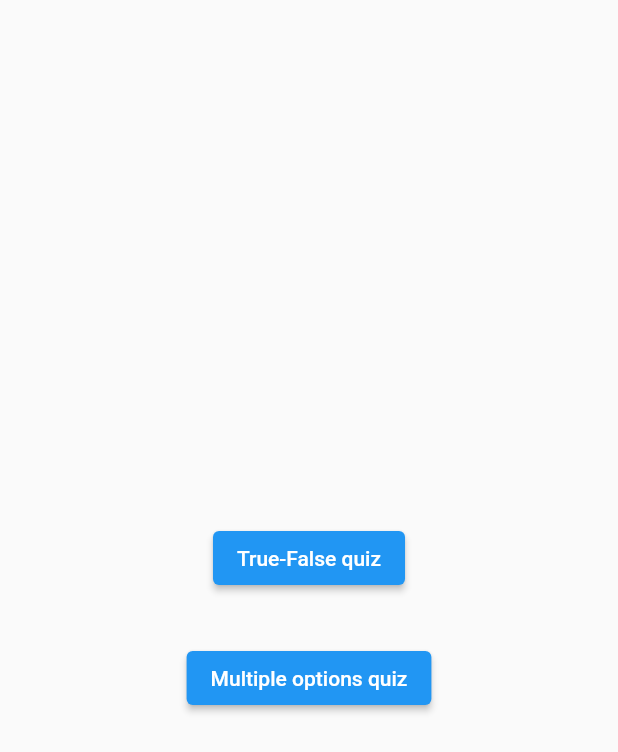
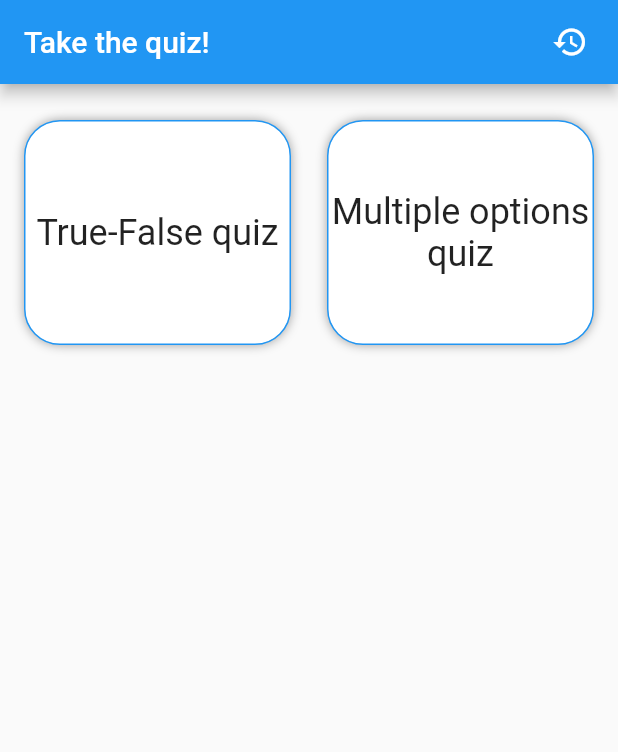
Before and after one commit to extrawest/quiz-app, a Flutter app: the screen it shows after launch, on a phone screen of 412 x 824 dp. Shown: the top 752 px of the screen. Run offline on Flutter 3.47's test engine with Material 2 defaults, Android fonts, the phone set to English and light mode, and no system bars; our stand-ins replace auto_route, dio, flutter_bloc, fpdart, freezed_annotation, retrofit; generated files the repository leaves out were written again.

Commit message:
Home Screen

```diff
--- a/lib/screens/home/home_page.dart
+++ b/lib/screens/home/home_page.dart
@@ -3,6 +3,7 @@ import 'package:flutter/material.dart';
 
 import '../../data/models/quiz_type.dart';
 import '../../router.dart';
+import 'widgets/menu_option.dart';
 
 class HomePage extends StatelessWidget {
   const HomePage({super.key});
@@ -10,27 +11,41 @@ class HomePage extends StatelessWidget {
   @override
   Widget build(BuildContext context) {
     return Scaffold(
-      body: Center(
-        child: Column(
-          mainAxisAlignment: MainAxisAlignment.center,
+      appBar: AppBar(
+        title: const Text('Take the quiz!'),
+        actions: [
+          IconButton(
+            padding: const EdgeInsets.only(right: 16),
+            icon: const Icon(Icons.history_outlined),
+            onPressed: () => {},
+          ),
+        ],
+      ),
+      body: Padding(
+        padding: const EdgeInsets.all(16).copyWith(top: 24),
+        child: Row(
           children: [
-            ElevatedButton(
+            Expanded(
+              child: MenuOption(
                 onPressed: () => context.pushRoute(
                   QuizRoute(
                     quizType: QuizType.boolean.toString(),
                   ),
                 ),
-              child: const Text('True-False quiz'),
+                title: 'True-False quiz',
               ),
-            const SizedBox(height: 32),
-            ElevatedButton(
+            ),
+            const SizedBox(width: 24),
+            Expanded(
+              child: MenuOption(
                 onPressed: () => context.pushRoute(
                   QuizRoute(
                     quizType: QuizType.multiOptions.toString(),
                   ),
                 ),
-              child: const Text('Multiple options quiz'),
-            )
+                title: 'Multiple options quiz',
+              ),
+            ),
           ],
         ),
       ),
--- /dev/null
+++ b/lib/screens/home/widgets/menu_option.dart
@@ -0,0 +1,41 @@
+import 'package:flutter/material.dart';
+import 'package:quiz_app/widgets/scaled_button.dart';
+
+class MenuOption extends StatelessWidget {
+  const MenuOption({
+    super.key,
+    required this.title,
+    required this.onPressed,
+  });
+
+  final String title;
+  final VoidCallback onPressed;
+
+  @override
+  Widget build(BuildContext context) {
+    return ScaledButton(
+      onPressed: onPressed,
+      builder: (context, _) => Container(
+        height: 150,
+        alignment: Alignment.center,
+        // padding: const EdgeInsets.all(64),
+        decoration: BoxDecoration(
+          color: Colors.white,
+          border: Border.all(color: Colors.blue),
+          borderRadius: const BorderRadius.all(Radius.circular(24)),
+          boxShadow: const [
+            BoxShadow(
+              blurRadius: 5,
+              color: Colors.grey,
+            ),
+          ],
+        ),
+        child: Text(
+          title,
+          style: const TextStyle(fontSize: 24),
+          textAlign: TextAlign.center,
+        ),
+      ),
+    );
+  }
+}
--- a/lib/screens/quiz/widget/answer.dart
+++ b/lib/screens/quiz/widget/answer.dart
@@ -1,4 +1,5 @@
 import 'package:flutter/material.dart';
+import 'package:quiz_app/widgets/scaled_button.dart';
 
 class Answer extends StatefulWidget {
   const Answer({
@@ -19,8 +20,6 @@ class Answer extends StatefulWidget {
 class _AnswerState extends State<Answer> with TickerProviderStateMixin {
   late AnimationController _animationController;
   late Animation<Offset> _animation;
-  late AnimationController _scaleController;
-  late Animation<double> _scaleAnimation;
 
   static const duration = Duration(milliseconds: 500);
 
@@ -44,57 +43,20 @@ class _AnswerState extends State<Answer> with TickerProviderStateMixin {
       (const Duration(milliseconds: 100)) * widget.index,
       () => _animationController.forward(),
     );
-
-    _scaleController = AnimationController(
-      vsync: this,
-      duration: const Duration(milliseconds: 200),
-    );
-    _scaleAnimation = Tween<double>(
-      begin: 1,
-      end: 0.8,
-    ).animate(
-      CurvedAnimation(
-        parent: _scaleController,
-        curve: Curves.easeOut,
-      ),
-    );
   }
-
-  bool isPressed = false;
 
   @override
   void dispose() {
     _animationController.dispose();
-    _scaleController.dispose();
     super.dispose();
   }
 
   @override
   Widget build(BuildContext context) {
-    return ScaleTransition(
-      scale: _scaleAnimation,
-      child: SlideTransition(
+    return ScaledButton(
+      onPressed: widget.onPressed,
+      builder: (context, isPressed) => SlideTransition(
         position: _animation,
-        child: GestureDetector(
-          onTapDown: (_) {
-            _scaleController.forward();
-            setState(() {
-              isPressed = true;
-            });
-          },
-          onTapUp: (_) {
-            _scaleController.reverse();
-            setState(() {
-              isPressed = false;
-            });
-            widget.onPressed();
-          },
-          onTapCancel: () {
-            _scaleController.reverse();
-            setState(() {
-              isPressed = false;
-            });
-          },
         child: Container(
           decoration: BoxDecoration(
             color: isPressed ? Colors.blue : Colors.white,
@@ -122,7 +84,6 @@ class _AnswerState extends State<Answer> with TickerProviderStateMixin {
           ),
         ),
       ),
-      ),
     );
   }
 }
--- /dev/null
+++ b/lib/widgets/scaled_button.dart
@@ -0,0 +1,76 @@
+import 'package:flutter/material.dart';
+
+class ScaledButton extends StatefulWidget {
+  const ScaledButton({
+    super.key,
+    required this.builder,
+    required this.onPressed,
+  });
+
+  final Widget Function(BuildContext context, bool isPressed) builder;
+  final VoidCallback onPressed;
+
+  @override
+  State<ScaledButton> createState() => _ScaledButtonState();
+}
+
+class _ScaledButtonState extends State<ScaledButton>
+    with SingleTickerProviderStateMixin {
+  late AnimationController _scaleController;
+  late Animation<double> _scaleAnimation;
+
+  @override
+  void initState() {
+    super.initState();
+    _scaleController = AnimationController(
+      vsync: this,
+      duration: const Duration(milliseconds: 200),
+    );
+    _scaleAnimation = Tween<double>(
+      begin: 1,
+      end: 0.9,
+    ).animate(
+      CurvedAnimation(
+        parent: _scaleController,
+        curve: Curves.easeOut,
+      ),
+    );
+  }
+
+  bool isPressed = false;
+
+  @override
+  void dispose() {
+    _scaleController.dispose();
+    super.dispose();
+  }
+
+  @override
+  Widget build(BuildContext context) {
+    return ScaleTransition(
+      scale: _scaleAnimation,
+      child: GestureDetector(
+        onTapDown: (_) {
+          _scaleController.forward();
+          setState(() {
+            isPressed = true;
+          });
+        },
+        onTapUp: (_) {
+          _scaleController.reverse();
+          setState(() {
+            isPressed = false;
+          });
+          widget.onPressed();
+        },
+        onTapCancel: () {
+          _scaleController.reverse();
+          setState(() {
+            isPressed = false;
+          });
+        },
+        child: widget.builder(context, isPressed),
+      ),
+    );
+  }
+}
```
Lines whose indentation alone changed are shown as unchanged.
